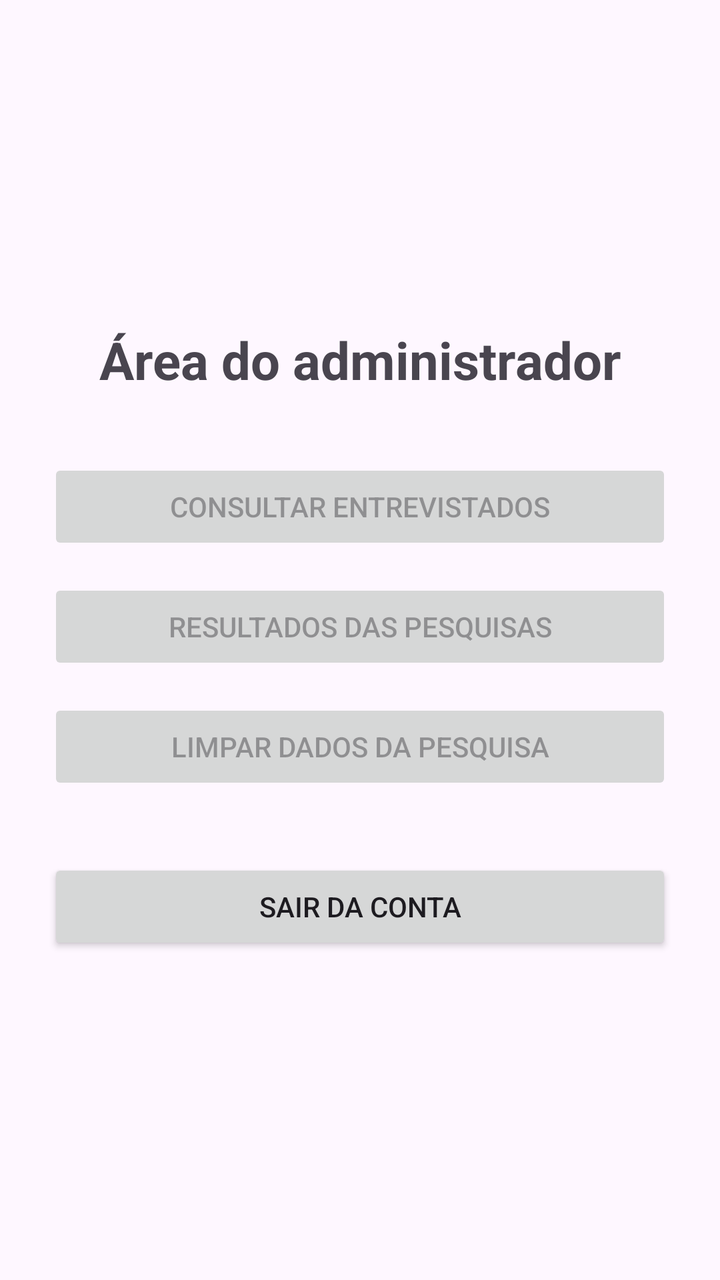
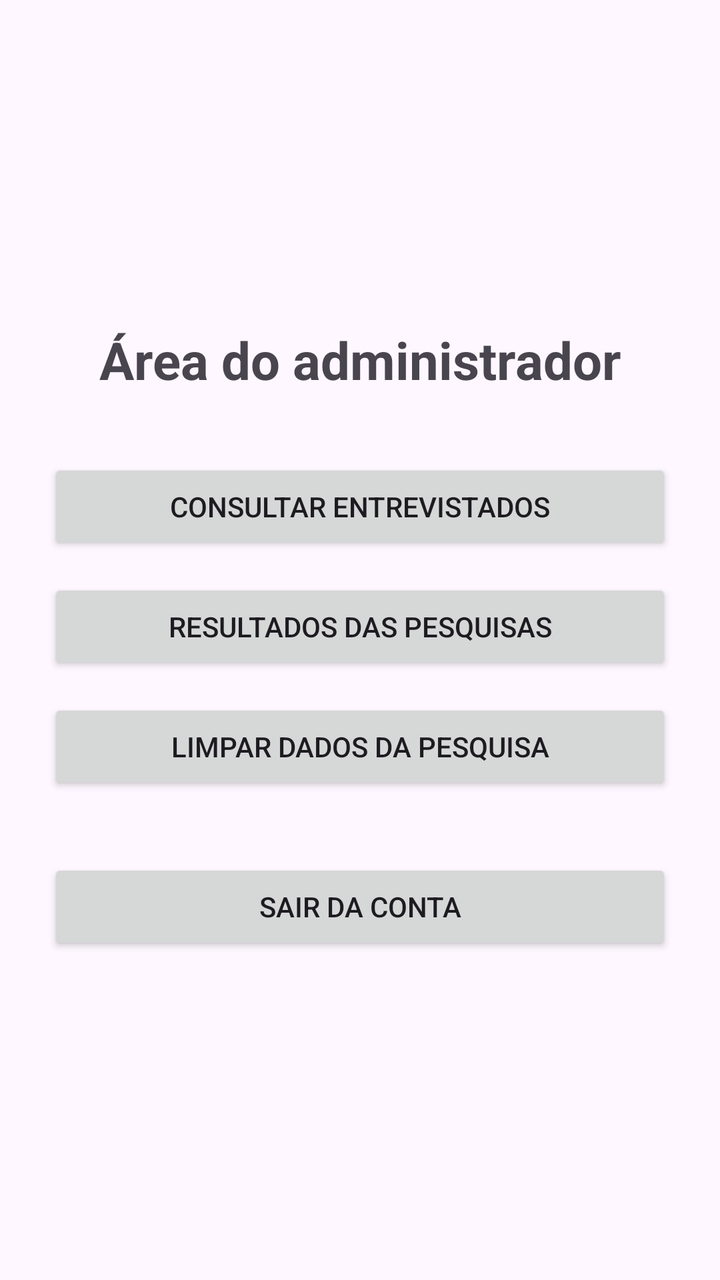

Two renders of the same Android screen: before a commit and after it. Below are the layout's source before the change and the commit's diff.
<!-- AndroidManifest.xml: application theme Theme.AppEleicao -->
<!-- res/layout/activity_menu_admin.xml -->
<?xml version="1.0" encoding="utf-8"?>
<ScrollView
    xmlns:android="http://schemas.android.com/apk/res/android"
    android:id="@+id/main"
    android:layout_width="match_parent"
    android:layout_height="match_parent"
    android:fillViewport="true">

    <LinearLayout
        android:layout_width="match_parent"
        android:layout_height="wrap_content"
        android:orientation="vertical"
        android:gravity="center_vertical"
        android:padding="24dp">

        <TextView
            android:layout_width="match_parent"
            android:layout_height="wrap_content"
            android:layout_marginBottom="32dp"
            android:text="@string/menu_admin_titulo"
            android:textSize="26sp"
            android:textStyle="bold"
            android:gravity="center" />

        <Button
            android:id="@+id/btnEntrevistados"
            android:layout_width="match_parent"
            android:layout_height="wrap_content"
            android:text="@string/menu_entrevistados"
            android:enabled="false" />

        <Button
            android:id="@+id/btnResultados"
            android:layout_width="match_parent"
            android:layout_height="wrap_content"
            android:layout_marginTop="12dp"
            android:text="@string/menu_resultados"
            android:enabled="false" />

        <Button
            android:id="@+id/btnLimparDados"
            android:layout_width="match_parent"
            android:layout_height="wrap_content"
            android:layout_marginTop="12dp"
            android:text="@string/menu_limpar"
            android:enabled="false" />

        <Button
            android:id="@+id/btnSairConta"
            android:layout_width="match_parent"
            android:layout_height="wrap_content"
            android:layout_marginTop="32dp"
            android:text="@string/menu_sair" />

    </LinearLayout>

</ScrollView>
<!-- resources referenced by this layout -->
<resources>
  <string name="menu_admin_titulo">Área do administrador</string>
  <string name="menu_entrevistados">Consultar entrevistados</string>
  <string name="menu_limpar">Limpar dados da pesquisa</string>
  <string name="menu_resultados">Resultados das pesquisas</string>
  <string name="menu_sair">Sair da conta</string>
  <style name="Theme.AppEleicao" parent="Base.Theme.AppEleicao" />
  <style name="Base.Theme.AppEleicao" parent="Theme.Material3.DayNight.NoActionBar">
          
          
      </style>
</resources>

<!-- the commit's change to res/layout/activity_menu_admin.xml (unified diff, before → after) -->
@@ -27,7 +27,7 @@
             android:layout_width="match_parent"
             android:layout_height="wrap_content"
             android:text="@string/menu_entrevistados"
-            android:enabled="false" />
+            android:enabled="true" />
 
         <Button
             android:id="@+id/btnResultados"
@@ -35,7 +35,7 @@
             android:layout_height="wrap_content"
             android:layout_marginTop="12dp"
             android:text="@string/menu_resultados"
-            android:enabled="false" />
+            android:enabled="true" />
 
         <Button
             android:id="@+id/btnLimparDados"
@@ -43,7 +43,7 @@
             android:layout_height="wrap_content"
             android:layout_marginTop="12dp"
             android:text="@string/menu_limpar"
-            android:enabled="false" />
+            android:enabled="true" />
 
         <Button
             android:id="@+id/btnSairConta"
